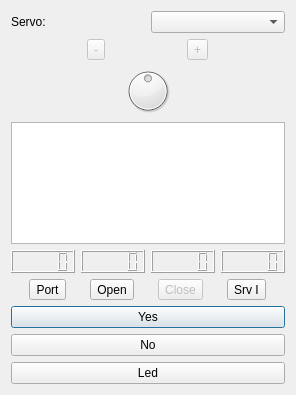
Old version of the form src/inmoov_qt/src/remotecontrolwindow.ui in the repository xtarke/visao.
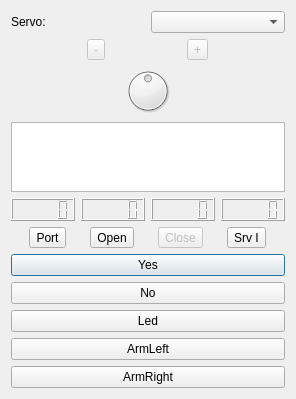
New version of the form.

```diff
--- a/src/inmoov_qt/src/remotecontrolwindow.ui
+++ b/src/inmoov_qt/src/remotecontrolwindow.ui
@@ -187,6 +187,26 @@
      </property>
     </widget>
    </item>
+   <item>
+    <widget class="QPushButton" name="pushButtonArmLeft">
+     <property name="text">
+      <string>ArmLeft</string>
+     </property>
+     <property name="checkable">
+      <bool>true</bool>
+     </property>
+    </widget>
+   </item>
+   <item>
+    <widget class="QPushButton" name="pushButtonArmRight">
+     <property name="text">
+      <string>ArmRight</string>
+     </property>
+     <property name="checkable">
+      <bool>true</bool>
+     </property>
+    </widget>
+   </item>
    <item>
     <layout class="QHBoxLayout" name="horizontalLayout_4"/>
    </item>
```
